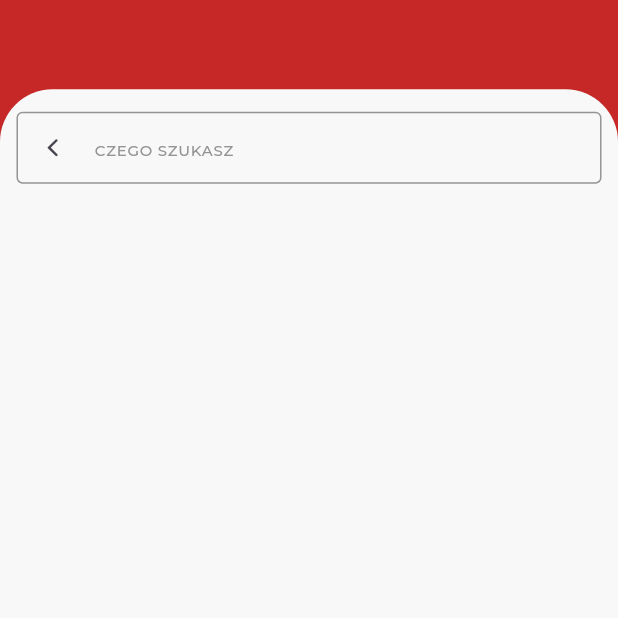
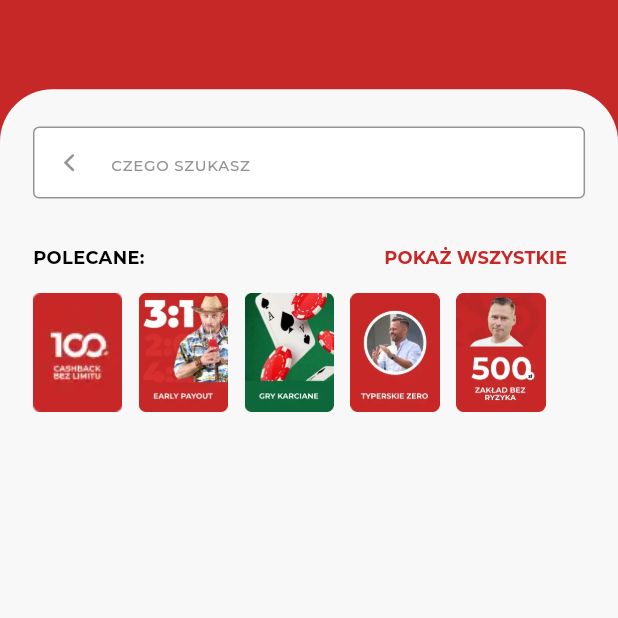
Before and after one commit to Sandra-chemist/Fuksiarz-app, a Flutter app: the screen it shows after launch, after a tap on "CZEGO SZUKASZ", on a phone screen of 412 x 824 dp, the top half of it. Run offline on Flutter 3.47's test engine with Material 3 defaults, Android fonts, the phone set to English and light mode, and no system bars; our stand-ins replace flutter_screenutil; project files that could hold a hidden picture were left out.

Commit message:
create different search states

```diff
--- /dev/null
+++ b/lib/components/search_screen/ad_gallery.dart
@@ -0,0 +1,57 @@
+import 'package:flutter/material.dart';
+import 'package:flutter_screenutil/flutter_screenutil.dart';
+import 'package:fuksiarz/const/colors.dart';
+import 'package:fuksiarz/const/margin.dart';
+import 'package:fuksiarz/const/text_styles.dart';
+import 'package:fuksiarz/const/texts.dart';
+
+class AdGallery extends StatelessWidget {
+  final List<String> imagePaths;
+  const AdGallery({super.key, required this.imagePaths});
+
+  @override
+  Widget build(BuildContext context) {
+    return Column(
+      children: [
+        _textSection,
+        _gallerySection,
+      ],
+    );
+  }
+
+  Padding get _textSection => Padding(
+        padding: EdgeInsets.only(top: verticalM3),
+        child: Row(
+          mainAxisAlignment: MainAxisAlignment.spaceBetween,
+          children: [
+            Text(
+              recommendedText.toUpperCase(),
+              style: TextStyles.body_4,
+            ),
+            TextButton(
+                onPressed: () {},
+                child: Text(
+                  allShowText.toUpperCase(),
+                  style: TextStyles.body_4.copyWith(color: ColorStyle.redColor),
+                ))
+          ],
+        ),
+      );
+
+  Widget get _gallerySection => SizedBox(
+        height: 80.h,
+        child: ListView.builder(
+          scrollDirection: Axis.horizontal,
+          itemCount: imagePaths.length,
+          itemBuilder: (context, index) {
+            return Padding(
+              padding: EdgeInsets.only(right: horizontalM2),
+              child: Image.asset(
+                imagePaths[index],
+                fit: BoxFit.cover,
+              ),
+            );
+          },
+        ),
+      );
+}
--- a/lib/components/search_component.dart
+++ b/lib/components/search_screen/search_component.dart
@@ -24,6 +24,7 @@ class SearchComponent extends StatelessWidget {
         margin: EdgeInsets.symmetric(horizontal: horizontalM2, vertical: verticalM2),
         padding: EdgeInsets.symmetric(horizontal: horizontalM3, vertical: verticalM2),
         decoration: BoxDecoration(
+          color: ColorStyle.whiteColor,
           borderRadius: BorderRadius.circular(5.r),
           border: Border.all(color: ColorStyle.searchIconColor, width: 1.0),
         ),
--- a/lib/const/colors.dart
+++ b/lib/const/colors.dart
@@ -6,4 +6,5 @@ class ColorStyle {
   static const Color textColor = Color.fromRGBO(0, 0, 0, 1);
   static const Color borderColor = Color.fromRGBO(227, 232, 238, 1);
   static const Color searchIconColor = Color.fromRGBO(148, 148, 148, 1);
+  static const Color whiteColor = Color.fromRGBO(255, 255, 255, 1);
 }
--- a/lib/const/margin.dart
+++ b/lib/const/margin.dart
@@ -9,3 +9,7 @@ final double verticalM1 = 5.h;
 final double verticalM2 = 10.h;
 final double verticalM3 = 15.h;
 final double verticalM4 = 20.h;
+final double verticalM5 = 25.h;
+final double verticalM6 = 30.h;
+final double verticalM7 = 35.h;
+final double verticalM8 = 40.h;
--- a/lib/const/texts.dart
+++ b/lib/const/texts.dart
@@ -2,3 +2,7 @@ const String price = "21,37 zł";
 const String searchText = "Czego szukasz";
 const String firstLoadingText = "Daj nam chwilę";
 const String secondLoadingText = "Przeszukujemy bazę danych";
+const String firstErrorText = "Brak wyników";
+const String secondErrorText = "Spróbuj innego zapytania";
+const String recommendedText = "Polecane:";
+const String allShowText = 'Pokaż wszystkie';
--- a/lib/screens/home_screen.dart
+++ b/lib/screens/home_screen.dart
@@ -1,6 +1,6 @@
 import 'package:flutter/material.dart';
 import 'package:fuksiarz/components/layout.dart';
-import 'package:fuksiarz/components/search_component.dart';
+import 'package:fuksiarz/components/search_screen/search_component.dart';
 import 'package:fuksiarz/components/upper_beam.dart';
 import 'package:fuksiarz/const/texts.dart';
 import 'package:fuksiarz/gen/assets.gen.dart';
--- a/lib/screens/search_screen.dart
+++ b/lib/screens/search_screen.dart
@@ -1,12 +1,16 @@
 import 'package:flutter/cupertino.dart';
 import 'package:flutter/material.dart';
 import 'package:flutter_screenutil/flutter_screenutil.dart';
+import 'package:fuksiarz/components/search_screen/ad_gallery.dart';
 import 'package:fuksiarz/components/layout.dart';
-import 'package:fuksiarz/components/loading_component.dart';
+import 'package:fuksiarz/components/search_screen/loading_component.dart';
 import 'package:fuksiarz/const/colors.dart';
 import 'package:fuksiarz/const/margin.dart';
 import 'package:fuksiarz/const/text_styles.dart';
 import 'package:fuksiarz/const/texts.dart';
+import 'package:fuksiarz/gen/assets.gen.dart';
+
+enum SearchState { idle, typing, found, notFound }
 
 class SearchScreen extends StatefulWidget {
   const SearchScreen({super.key});
@@ -19,6 +23,7 @@ class _SearchState extends State<SearchScreen> with SingleTickerProviderStateMix
   String query = '';
   bool isSearching = false;
   late AnimationController _animationController;
+  SearchState currentState = SearchState.idle;
 
   @override
   void initState() {
@@ -29,17 +34,25 @@ class _SearchState extends State<SearchScreen> with SingleTickerProviderStateMix
     )..repeat();
   }
 
+  void _onSearchChanged(String value) {
+    setState(() {
+      query = value;
+
+      if (query.isEmpty) {
+        currentState = SearchState.idle;
+      } else if (query.length < 3) {
+        currentState = SearchState.typing;
+      } else {
+        final results = _getSearchResults();
+        currentState = results.isNotEmpty ? SearchState.found : SearchState.notFound;
+      }
+    });
+  }
+
   @override
   void dispose() {
     _animationController.dispose();
     super.dispose();
-  }
-
-  void _onSearchChanged(String value) {
-    setState(() {
-      query = value;
-      isSearching = query.length < 3;
-    });
   }
 
   List<String> _getSearchResults() {
@@ -51,21 +64,64 @@ class _SearchState extends State<SearchScreen> with SingleTickerProviderStateMix
     return items.where((item) => item.toLowerCase().contains(query.toLowerCase())).toList();
   }
 
+  Widget _buildContent() {
+    switch (currentState) {
+      case SearchState.idle:
+        return AdGallery(
+          imagePaths: [
+            Assets.icon.add1.path,
+            Assets.icon.add2.path,
+            Assets.icon.add3.path,
+            Assets.icon.add4.path,
+            Assets.icon.add5.path,
+          ],
+        );
+      case SearchState.typing:
+        return LoadingComponent(
+          animationController: _animationController,
+          iconPath: Assets.icon.loopIcon.path,
+          firstText: firstLoadingText,
+          secondText: secondLoadingText,
+        );
+      case SearchState.found:
+        return Text('find');
+      case SearchState.notFound:
+        return LoadingComponent(
+          iconPath: Assets.icon.warningIcon.path,
+          firstText: firstErrorText,
+          secondText: secondErrorText,
+          enableAnimation: false,
+        );
+    }
+  }
+
   @override
   Widget build(BuildContext context) {
     return Layout(
       child: Padding(
-        padding: EdgeInsets.symmetric(horizontal: horizontalM2, vertical: verticalM3),
+        padding: EdgeInsets.symmetric(horizontal: horizontalM4, vertical: verticalM5),
         child: Column(
           crossAxisAlignment: CrossAxisAlignment.start,
           children: [
-            TextField(
+            _textField(context),
+            _buildContent(),
+          ],
+        ),
+      ),
+    );
+  }
+
+  Widget _textField(BuildContext context) {
+    return TextField(
       onChanged: _onSearchChanged,
       decoration: InputDecoration(
         hintText: searchText.toUpperCase(),
         hintStyle: TextStyles.body_5.copyWith(color: ColorStyle.searchIconColor),
         prefixIcon: IconButton(
-                  icon: const Icon(CupertinoIcons.back),
+          icon: const Icon(
+            CupertinoIcons.back,
+            color: ColorStyle.searchIconColor,
+          ),
           onPressed: () {
             Navigator.pop(context);
           },
@@ -86,22 +142,8 @@ class _SearchState extends State<SearchScreen> with SingleTickerProviderStateMix
           ),
         ),
         isDense: true,
-              ),
-            ),
-            if (isSearching) LoadingComponent(animationController: _animationController),
-            if (query.length >= 3) ...[
-              const Text(
-                'Wyniki wyszukiwania:',
-                style: TextStyle(fontWeight: FontWeight.bold),
-              ),
-              ..._getSearchResults().map((result) {
-                return ListTile(
-                  title: Text(result),
-                );
-              }),
-            ],
-          ],
-        ),
+        filled: true,
+        fillColor: ColorStyle.whiteColor,
       ),
     );
   }
```
Also changed, not shown: lib/components/loading_component.dart (deleted, +0 -60 lines), lib/components/search_screen/loading_component.dart (added, +89 -0 lines), lib/gen/assets.gen.dart (+12 -0 lines), assets/add_1.webp (added), assets/add_2.webp (added), assets/add_3.webp (added), assets/add_4.webp (added), assets/add_5.webp (added), assets/warning_icon.webp (added). Lines whose indentation alone changed are shown as unchanged.
